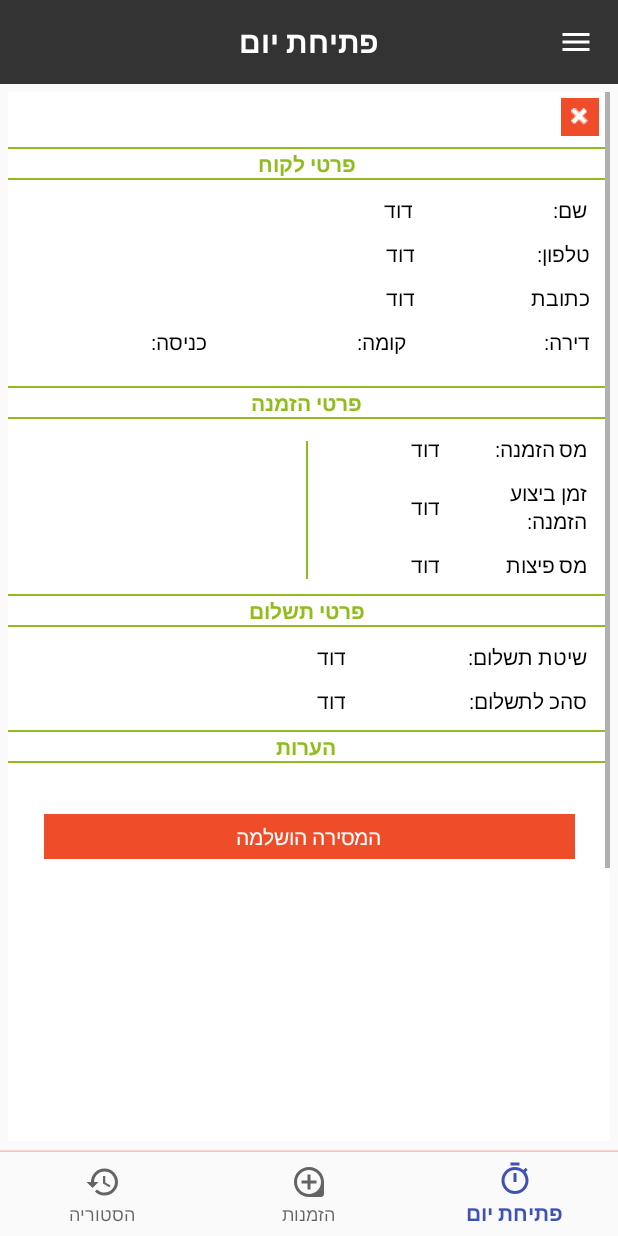
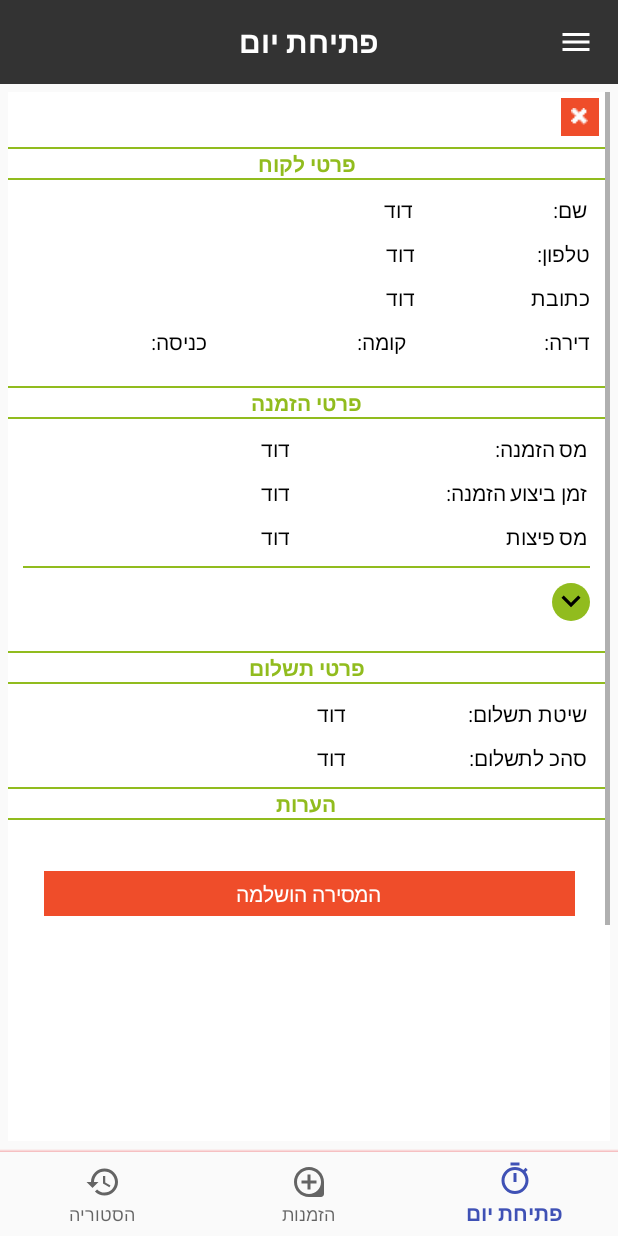
Before and after one commit to brahafa/delivery, an Android app: the fragment OrderDetailsFragment placed in its activity, on a phone screen of 412 x 824 dp. Run offline under Robolectric (Android 15) with nearby library versions, the phone set to English and light mode, and no system bars; our stand-ins replace Firebase (no records; nobody signed in at launch, a user with empty details on screens opened directly), navigation-ui; network calls fail; 6 statements that could not run were skipped.

Commit message:
added navigation to all missing fragments changed products design in order details reduced icons shape added show/hide products

```diff
--- a/app/src/main/java/com/bringit/orders/activities/MainActivity.java
+++ b/app/src/main/java/com/bringit/orders/activities/MainActivity.java
@@ -5,8 +5,6 @@ import android.view.View;
 
 import com.bringit.orders.R;
 import com.bringit.orders.databinding.ActivityMainBinding;
-import com.bringit.orders.fragments.ContactUsFragment;
-import com.bringit.orders.fragments.ProfileFragment;
 import com.bringit.orders.utils.Constants;
 
 import androidx.appcompat.app.AppCompatActivity;
@@ -14,6 +12,7 @@ import androidx.fragment.app.Fragment;
 import androidx.fragment.app.FragmentTransaction;
 import androidx.navigation.NavController;
 import androidx.navigation.NavGraph;
+import androidx.navigation.NavOptions;
 import androidx.navigation.Navigation;
 import androidx.navigation.ui.NavigationUI;
 
@@ -38,9 +37,23 @@ public class MainActivity extends AppCompatActivity {
 
         // initMenu();
         Constants.initMenu(binding.ivMenu, binding.lMenu.menuContent);
-        binding.lMenu.profileMenu.setOnClickListener(v -> openNewFragment(new ProfileFragment(), "ProfileFragment"));
-        binding.lMenu.logoutMenu.setOnClickListener(view -> Constants.logOut(MainActivity.this));
-        binding.lMenu.contactMenu.setOnClickListener(view -> openNewFragment(new ContactUsFragment(), "ContactUsFragment"));
+        binding.lMenu.profileMenu.setOnClickListener(v -> {
+            navController.navigate(R.id.profileFragment);
+            Constants.closeMenu(binding.lMenu.menuContent);
+        });
+        binding.lMenu.logoutMenu.setOnClickListener(view -> {
+            navController.navigate(R.id.loginFragment, null,
+                    new NavOptions.Builder()
+                            .setLaunchSingleTop(true)
+                            .setPopUpTo(R.id.nav_graph_main, true)
+                            .build());
+            Constants.logOut(MainActivity.this);
+            Constants.closeMenu(binding.lMenu.menuContent);
+        });
+        binding.lMenu.contactMenu.setOnClickListener(view -> {
+            navController.navigate(R.id.contactUsFragment);
+            Constants.closeMenu(binding.lMenu.menuContent);
+        });
 
         //        Fabric.with(this, new Crashlytics());
         // TODO: Move this to where you establish a user session
--- a/app/src/main/java/com/bringit/orders/fragments/OrderDetailsFragment.java
+++ b/app/src/main/java/com/bringit/orders/fragments/OrderDetailsFragment.java
@@ -60,6 +60,10 @@ public class OrderDetailsFragment extends Fragment {
     private void initUI() {
         binding.confirmOrderDelivering.setVisibility(pageType.equals(Constants.FINISHED) ? View.GONE : View.VISIBLE);
 
+        binding.ivOpenProducts.setOnClickListener(view -> {
+            binding.ivOpenProducts.setRotation(binding.ivOpenProducts.getRotation() + 180);
+            binding.orderCartRv.setVisibility(binding.orderCartRv.getVisibility() == View.VISIBLE ? View.GONE : View.VISIBLE);
+        });
         binding.x.setOnClickListener(view -> getActivity().onBackPressed());
 
         binding.confirmOrderDelivering.setOnClickListener(v ->
--- a/app/src/main/java/com/bringit/orders/utils/Constants.java
+++ b/app/src/main/java/com/bringit/orders/utils/Constants.java
@@ -18,7 +18,6 @@ import android.widget.DatePicker;
 import android.widget.ImageView;
 
 import com.bringit.orders.activities.MainActivity;
-import com.bringit.orders.fragments.LogInFragment;
 import com.bringit.orders.models.UserDetails;
 
 import java.text.DateFormat;
@@ -120,7 +119,6 @@ public class Constants {
         saveData(Constants.HOME, "");
         saveData(Constants.ENTER, "");
         saveData(Constants.T_Z, "");
-        ((MainActivity) context).openNewFragment(new LogInFragment(), "");
     }
 
     public static void openOrder(View orderContent) {
@@ -215,21 +213,13 @@ public class Constants {
 
     public static void initMenu(ImageView toggle, final View menuContent) {
 
-        menuContent.setOnClickListener(new View.OnClickListener() {
-            @Override
-            public void onClick(View v) {
+        menuContent.setOnClickListener(v -> closeMenu(menuContent));
+
+        toggle.setOnClickListener(v -> {
+            if (isMenuOpen(menuContent)) {
                 closeMenu(menuContent);
-            }
-        });
-
-        toggle.setOnClickListener(new View.OnClickListener() {
-            @Override
-            public void onClick(View v) {
-                if (isMenuOpen(menuContent)) {
-                    closeMenu(menuContent);
-                } else {
-                    openMenu(menuContent);
-                }
+            } else {
+                openMenu(menuContent);
             }
         });
     }
--- /dev/null
+++ b/app/src/main/res/drawable/background_btn.xml
@@ -0,0 +1,8 @@
+<?xml version="1.0" encoding="utf-8"?>
+<shape
+    xmlns:android="http://schemas.android.com/apk/res/android"
+    android:padding="10dp"
+    android:shape="oval">
+
+    <solid android:color="@color/green" />
+</shape>
--- /dev/null
+++ b/app/src/main/res/drawable/ic_down_menu.xml
@@ -0,0 +1,10 @@
+<vector
+    xmlns:android="http://schemas.android.com/apk/res/android"
+    android:height="24dp"
+    android:viewportHeight="24.0"
+    android:viewportWidth="24.0"
+    android:width="24dp">
+    <path
+        android:fillColor="#FF000000"
+        android:pathData="M7.41,7.84L12,12.42l4.59,-4.58L18,9.25l-6,6 -6,-6z" />
+</vector>
--- a/app/src/main/res/layout/fragment_order_details.xml
+++ b/app/src/main/res/layout/fragment_order_details.xml
@@ -261,22 +261,10 @@
             <LinearLayout
                 android:background="@color/white"
                 android:gravity="center_vertical"
+                android:animateLayoutChanges="true"
                 android:layout_height="wrap_content"
                 android:layout_width="match_parent"
-                android:orientation="horizontal">
-
-                <androidx.recyclerview.widget.RecyclerView
-                    android:id="@+id/order_cart_rv"
-                    android:layout_height="wrap_content"
-                    android:layout_weight="1"
-                    android:layout_width="match_parent"
-                    android:paddingRight="5dp" />
-
-                <View
-                    android:background="@color/green"
-                    android:layout_height="match_parent"
-                    android:layout_marginTop="10dp"
-                    android:layout_width="1dp" />
+                android:orientation="vertical">
 
                 <LinearLayout
                     android:layout_gravity="top"
@@ -367,6 +355,33 @@
                     </LinearLayout>
 
                 </LinearLayout>
+
+                <View
+                    android:background="@color/green"
+                    android:layout_height="1dp"
+                    android:layout_marginEnd="10dp"
+                    android:layout_marginStart="10dp"
+                    android:layout_marginTop="10dp"
+                    android:layout_width="match_parent" />
+
+                <ImageView
+                    android:layout_gravity="end"
+                    android:layout_height="25dp"
+                    android:id="@+id/iv_open_products"
+                    android:layout_margin="10dp"
+                    android:layout_width="25dp"
+                    android:background="@drawable/background_btn"
+                    android:src="@drawable/ic_down_menu" />
+
+                <androidx.recyclerview.widget.RecyclerView
+                    android:id="@+id/order_cart_rv"
+                    android:layout_height="wrap_content"
+                    android:layout_weight="1"
+                    android:layout_width="match_parent"
+                    android:paddingRight="5dp"
+                    tools:listitem="@layout/rv_item_order_details" />
+
+
             </LinearLayout>
 
             <LinearLayout
--- a/app/src/main/res/layout/rv_item_order_details.xml
+++ b/app/src/main/res/layout/rv_item_order_details.xml
@@ -68,8 +68,8 @@
         <ImageView
             android:id="@+id/itemImage"
             android:layout_gravity="center_vertical"
-            android:layout_height="50dp"
-            android:layout_width="50dp"
+            android:layout_height="30dp"
+            android:layout_width="30dp"
             app:layout_constraintEnd_toEndOf="parent"
             app:layout_constraintTop_toTopOf="parent" />
 
--- a/app/src/main/res/navigation/nav_graph_main.xml
+++ b/app/src/main/res/navigation/nav_graph_main.xml
@@ -114,4 +114,13 @@
             app:destination="@id/loginFragment" />
     </fragment>
 
+    <fragment
+        android:id="@+id/profileFragment"
+        android:label="פרטים אישיים"
+        android:name="com.bringit.orders.fragments.ProfileFragment" />
+    <fragment
+        android:id="@+id/contactUsFragment"
+        android:label="ContactUsFragment"
+        android:name="com.bringit.orders.fragments.ContactUsFragment" />
+
 </navigation>
--- a/app/src/main/res/values/colors.xml
+++ b/app/src/main/res/values/colors.xml
@@ -16,10 +16,10 @@
     <color name="green">#91BC1E</color>
     <color name="red">#EF4D2A</color>
 
-    <color name="text_color">#104367</color>
+    <color name="text_color">#000000</color>
     <color name="white_blur">#C0FFFFFF</color>
     <color name="red_F52E2E">#F52E2E</color>
-    <color name="blue_2060e5">#2060e5</color>
+    <color name="blue_2060e5">#91BC1E</color>
     <color name="santas_gray_A3A3A4">#A3A3A4</color>
     <color name="santas_gray_10_A3A3A4">#1AA3A3A4</color>
     <color name="burning_orange_FB6D3A">#FB6D3A</color>
```
Also changed, not shown: app/src/main/res/layout/topping_item.xml (+5 -5 lines).
